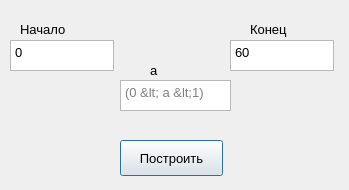
This is ui/DiscretizedDecreasingExponent.ui in FroggyKwa/SignalAnalyzer as Qt 5 draws it before an edit. The edited form follows.
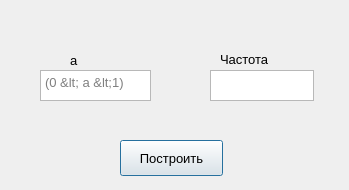
This is the edited form.

The edit to the form file:
```diff
--- a/ui/DiscretizedDecreasingExponent.ui
+++ b/ui/DiscretizedDecreasingExponent.ui
@@ -28,8 +28,8 @@
   <widget class="QLabel" name="label_2">
    <property name="geometry">
     <rect>
-     <x>150</x>
-     <y>60</y>
+     <x>70</x>
+     <y>50</y>
      <width>16</width>
      <height>20</height>
     </rect>
@@ -43,29 +43,11 @@
     <string>a</string>
    </property>
   </widget>
-  <widget class="QPlainTextEdit" name="start">
-   <property name="geometry">
-    <rect>
-     <x>10</x>
-     <y>40</y>
-     <width>104</width>
-     <height>31</height>
-    </rect>
-   </property>
-   <property name="font">
-    <font>
-     <pointsize>10</pointsize>
-    </font>
-   </property>
-   <property name="plainText">
-    <string>0</string>
-   </property>
-  </widget>
   <widget class="QPlainTextEdit" name="a">
    <property name="geometry">
     <rect>
-     <x>120</x>
-     <y>80</y>
+     <x>40</x>
+     <y>70</y>
      <width>111</width>
      <height>31</height>
     </rect>
@@ -97,47 +79,11 @@
     <string>Построить</string>
    </property>
   </widget>
-  <widget class="QLabel" name="label_3">
+  <widget class="QPlainTextEdit" name="frequency_text_edit">
    <property name="geometry">
     <rect>
-     <x>250</x>
-     <y>20</y>
-     <width>66</width>
-     <height>18</height>
-    </rect>
-   </property>
-   <property name="font">
-    <font>
-     <pointsize>10</pointsize>
-    </font>
-   </property>
-   <property name="text">
-    <string>Конец</string>
-   </property>
-  </widget>
-  <widget class="QLabel" name="label">
-   <property name="geometry">
-    <rect>
-     <x>20</x>
-     <y>20</y>
-     <width>66</width>
-     <height>18</height>
-    </rect>
-   </property>
-   <property name="font">
-    <font>
-     <pointsize>10</pointsize>
-    </font>
-   </property>
-   <property name="text">
-    <string>Начало</string>
-   </property>
-  </widget>
-  <widget class="QPlainTextEdit" name="end">
-   <property name="geometry">
-    <rect>
-     <x>230</x>
-     <y>40</y>
+     <x>210</x>
+     <y>70</y>
      <width>104</width>
      <height>31</height>
     </rect>
@@ -147,8 +93,23 @@
      <pointsize>10</pointsize>
     </font>
    </property>
-   <property name="plainText">
-    <string>60</string>
+  </widget>
+  <widget class="QLabel" name="label_4">
+   <property name="geometry">
+    <rect>
+     <x>220</x>
+     <y>50</y>
+     <width>66</width>
+     <height>18</height>
+    </rect>
+   </property>
+   <property name="font">
+    <font>
+     <pointsize>10</pointsize>
+    </font>
+   </property>
+   <property name="text">
+    <string>Частота</string>
    </property>
   </widget>
  </widget>
```
